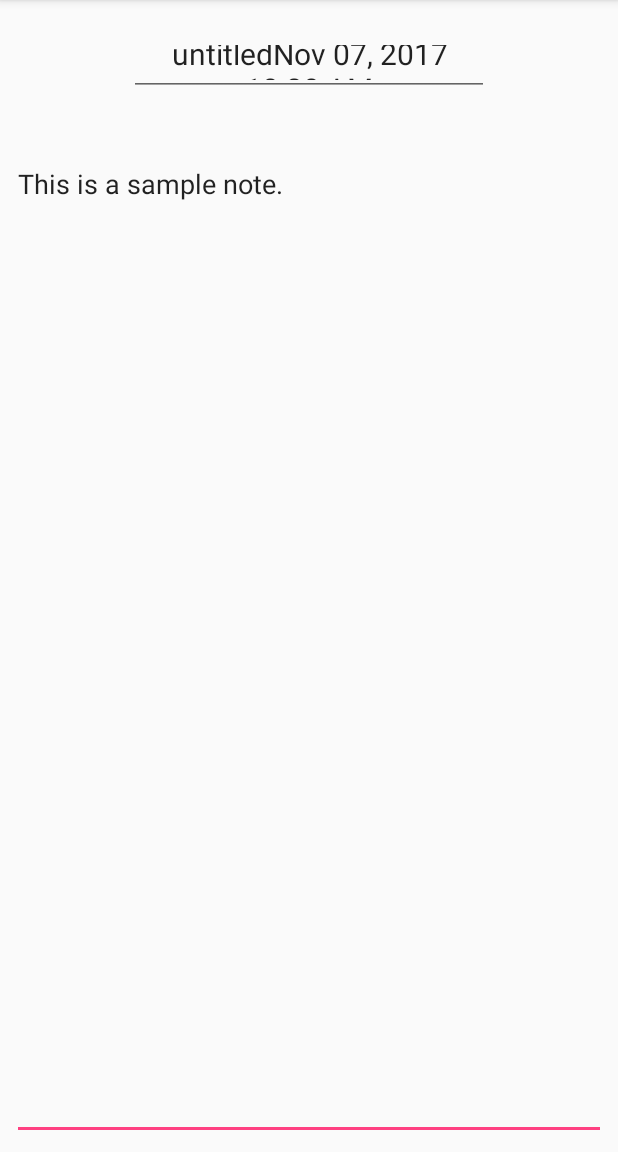
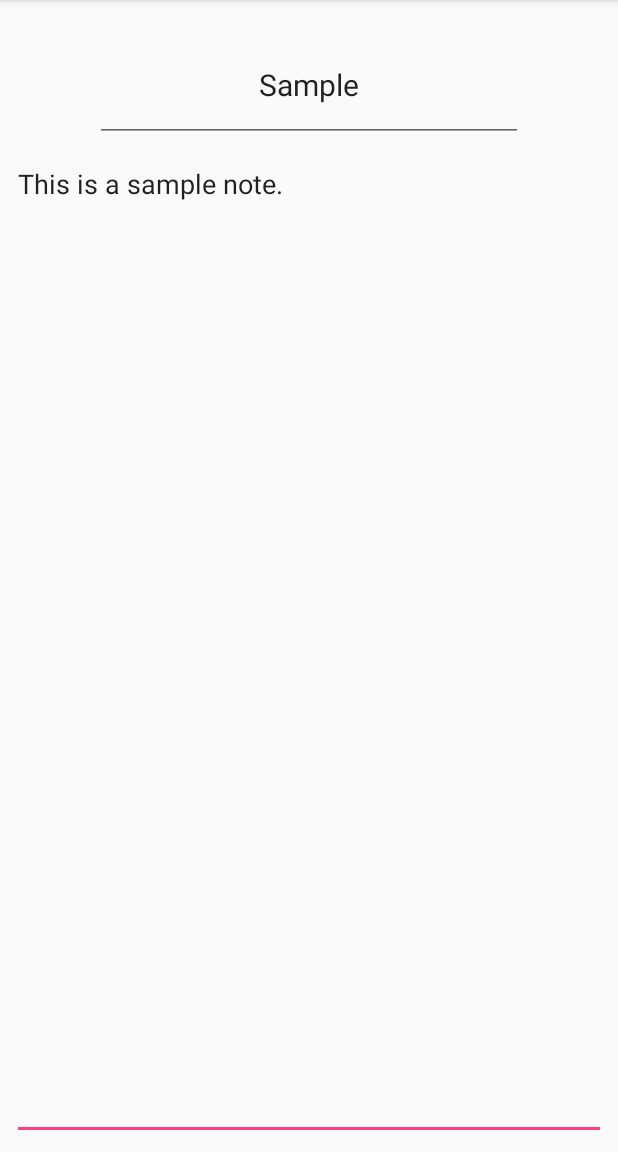
Before and after one commit to harrisonchun/Notes, an Android app: the screen it shows after launch (NoteActivity), after a tap on an icon or button, on a phone screen of 412 x 824 dp, the part 84-1236 px from its top. Run offline under Robolectric (Android 15) with nearby library versions, the phone set to English and light mode, and no system bars.

Commit message:
messed with asthetics and changed strings in note class to stringbuffers

```diff
--- a/app/src/main/java/com/example/chun/notes/MainActivity.java
+++ b/app/src/main/java/com/example/chun/notes/MainActivity.java
@@ -52,7 +52,7 @@ public class MainActivity extends AppCompatActivity {
             @Override
             public void onClick(View view) {
                 Intent i = new Intent(MainActivity.this,NoteActivity.class);//create intent
-                i.putExtra(EXTRA_NOTE, new Note("Untitled",""));
+                i.putExtra(EXTRA_NOTE, new Note("Untitled " ,""));
                 startActivity(i);
             }
         });
--- a/app/src/main/java/com/example/chun/notes/Note.java
+++ b/app/src/main/java/com/example/chun/notes/Note.java
@@ -27,6 +27,10 @@ public class Note implements Parcelable {
         dateCreated = new StringBuffer(dF.format(date));
         dateAccessed = null;
         recentChanges = new LinkedList();
+        if (name.toString().equals("Untitled")){
+            this.name.insert(this.name.capacity()-1,dateCreated.toString());
+
+        }
     }
 
     public String toString(){
--- a/app/src/main/java/com/example/chun/notes/NoteActivity.java
+++ b/app/src/main/java/com/example/chun/notes/NoteActivity.java
@@ -29,7 +29,6 @@ public class NoteActivity extends AppCompatActivity {
         Intent i = getIntent();//gets intent
         note=i.getParcelableExtra(MainActivity.EXTRA_NOTE);//gets note from intent
         note.setDateAccessed(new Date());
-        note.setName(new StringBuffer("untitled"+note.getDateCreated()));
         nameText.setText(note.getName());
         contentText.setText(note.getContent());
         contentText.addTextChangedListener(new TextWatcher() {
--- a/app/src/main/res/layout/activity_note.xml
+++ b/app/src/main/res/layout/activity_note.xml
@@ -26,15 +26,15 @@
 
     <EditText
         android:id="@+id/edittext_nametext"
-        android:layout_width="240dp"
-        android:layout_height="44dp"
+        android:layout_width="285dp"
+        android:layout_height="75dp"
         android:layout_marginBottom="8dp"
         android:layout_marginEnd="8dp"
         android:layout_marginStart="8dp"
-        android:textSize="20dp"
         android:layout_marginTop="8dp"
         android:gravity="center"
         android:text="Name Text"
+        android:textSize="20dp"
         app:layout_constraintBottom_toBottomOf="parent"
         app:layout_constraintEnd_toEndOf="parent"
         app:layout_constraintStart_toStartOf="parent"
```
